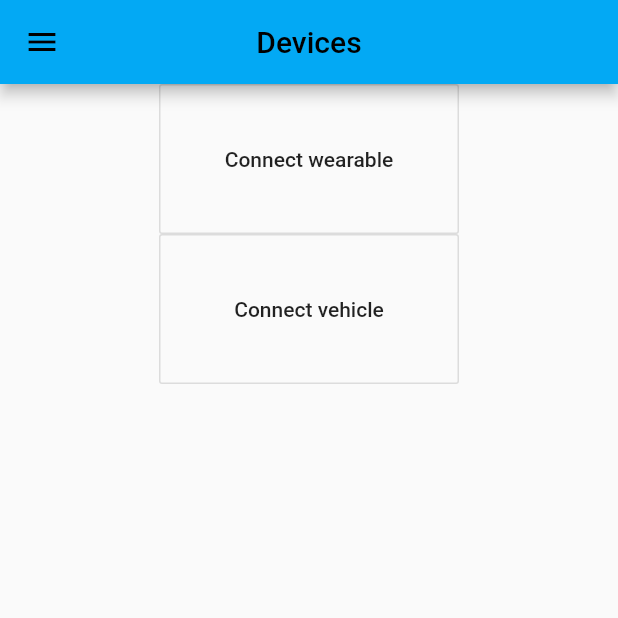
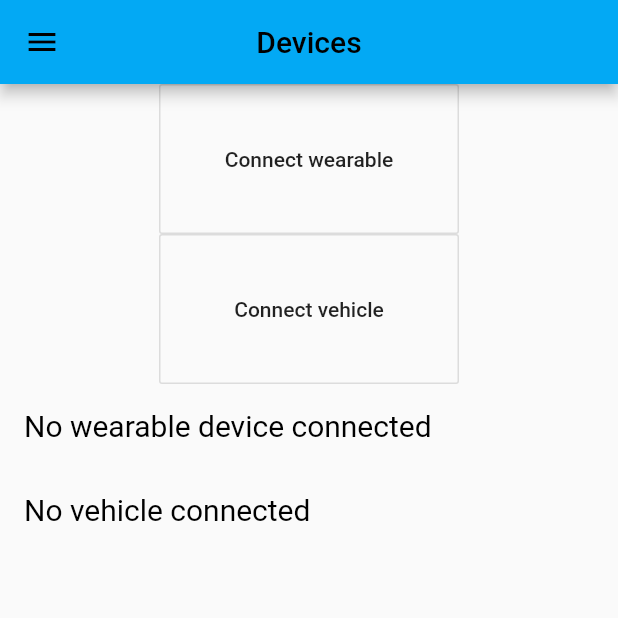
Before and after one commit to DevHacks-2022-Ego-Team/egoDevHacksMobileApp, a Flutter app: the DevicesPage screen opened directly, on a phone screen of 412 x 824 dp, the top half of it. Run offline on Flutter 3.47's test engine with Material 2 defaults, Android fonts, the phone set to English and light mode, and no system bars; our stand-ins replace flutter_settings_screens, sqflite; accounts and stored records are empty.

Commit message:
Solved some bugs

```diff
--- a/lib/pages/devices_page.dart
+++ b/lib/pages/devices_page.dart
@@ -1,8 +1,14 @@
 import 'package:flutter/material.dart';
 import 'package:safety_driving/widget/navigation_drawer_widget.dart';
 
-class DevicesPage extends StatelessWidget {
-  DevicesPage({super.key});
+class DevicesPage extends StatefulWidget {
+  @override
+  State<StatefulWidget> createState() => _DevicesPageState();
+}
+
+class _DevicesPageState extends State<DevicesPage> {
+  String _wearableDevice = 'No wearable device connected';
+  String _vehicle = 'No vehicle connected';
 
   @override
   Widget build(BuildContext context) {
@@ -13,7 +19,7 @@ class DevicesPage extends StatelessWidget {
         centerTitle: true,
         backgroundColor: Colors.lightBlue,
       ),
-      body: Column(children: [
+      body: Column(children: <Widget>[
         Center(
             child: OutlinedButton(
           style: outlineButtonStyle,
@@ -25,9 +31,26 @@ class DevicesPage extends StatelessWidget {
               style: outlineButtonStyle,
               onPressed: () {},
               child: Text('Connect vehicle')),
+        ),
+        Expanded(
+          child: ListView(children: <Widget>[
+            buildDeviceItem(context, text: _wearableDevice),
+            buildDeviceItem(context, text: _vehicle)
+          ]),
         )
       ]),
     );
+  }
+
+  buildDeviceItem(BuildContext context, {required String text}) {
+    const textColor = Colors.black;
+
+    return Material(
+        color: Colors.transparent,
+        child: ListTile(
+            selectedTileColor: Colors.white24,
+            title: Text(text,
+                style: const TextStyle(color: textColor, fontSize: 20))));
   }
 
   final ButtonStyle outlineButtonStyle = OutlinedButton.styleFrom(
--- a/lib/pages/events_page.dart
+++ b/lib/pages/events_page.dart
@@ -25,7 +25,7 @@ class EventsPageState extends State<EventsPage> {
       appBar: AppBar(
         title: Text('Events'),
       ),
-      body: getEventListView(),
+      body: Center(child: getEventListView()),
     );
   }
 
--- a/lib/repository/events_repository.dart
+++ b/lib/repository/events_repository.dart
@@ -56,7 +56,6 @@ class EventsRepository {
     return result;
   }
 
-  // Insert Operation: Insert a todo object to database
   Future<int> insertEventData(EventData eventData) async {
     Database db = await this.database;
     var result = await db.insert(eventTable, eventData.toMap());
--- a/lib/widget/navigation_drawer_widget.dart
+++ b/lib/widget/navigation_drawer_widget.dart
@@ -33,7 +33,8 @@ class NavigationDrawerWidget extends StatelessWidget {
         child: ListTile(
           selected: isSelected,
           selectedTileColor: Colors.white24,
-          title: Text(text, style: TextStyle(color: textColor, fontSize: 20)),
+          title: Text(text,
+              style: const TextStyle(color: textColor, fontSize: 20)),
           onTap: () => selectItem(context, item),
         ));
   }
```
